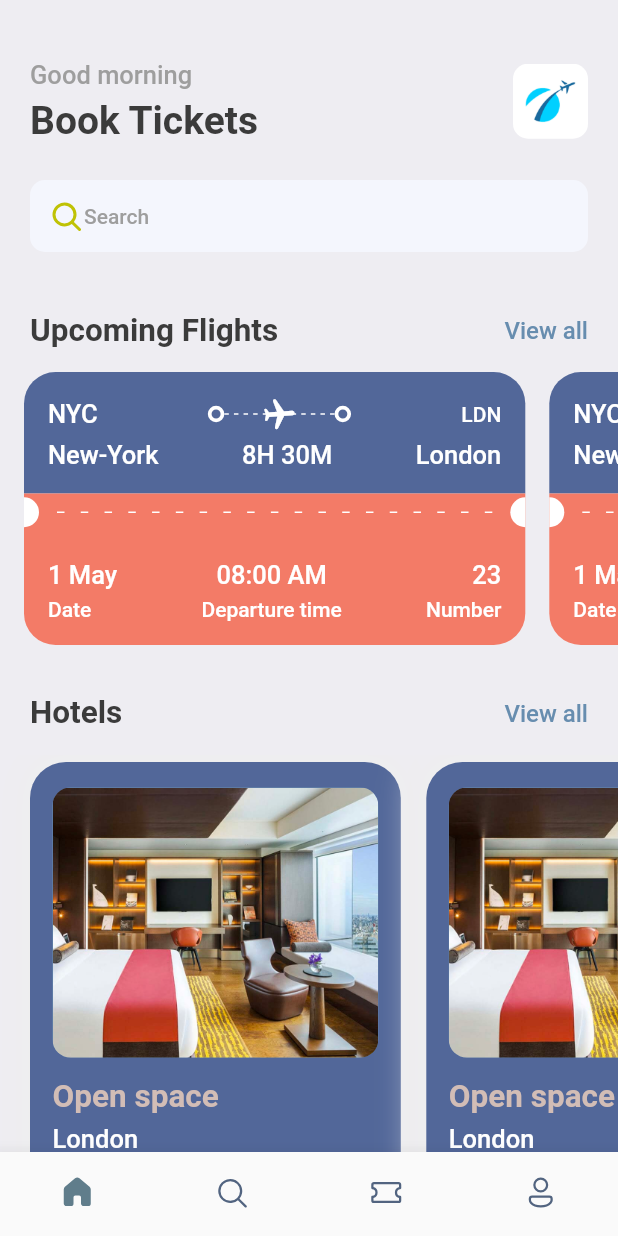
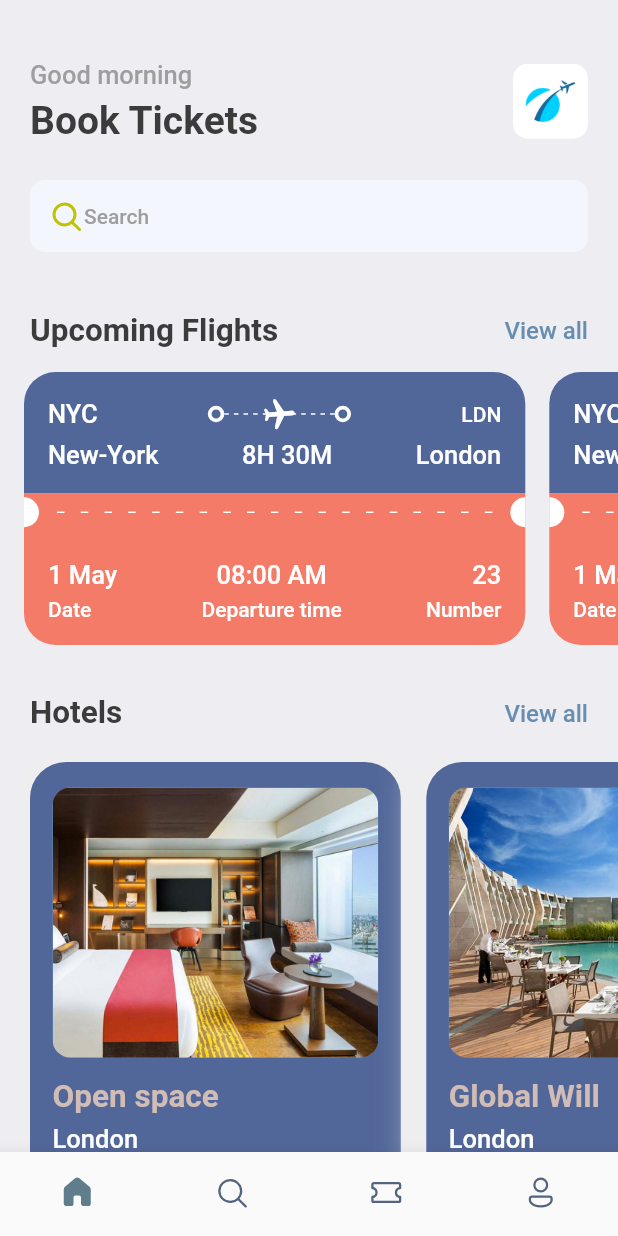
Before and after one commit to mrojasb2000/flutter_booktickets_app, a Flutter app: the screen it shows after launch, on a phone screen of 412 x 824 dp. Run offline on Flutter 3.47's test engine with Material 2 defaults, Android fonts, the light colour scheme and no system bars; our stand-ins replace fluentui_icons, gap.

Commit message:
chore: using hotel data

```diff
--- a/lib/screens/home_screen.dart
+++ b/lib/screens/home_screen.dart
@@ -2,6 +2,7 @@ import 'package:fluentui_icons/fluentui_icons.dart';
 import 'package:flutter/material.dart';
 import 'package:flutter_booktickets_app/screens/hotel_screen.dart';
 import 'package:flutter_booktickets_app/screens/ticket_view.dart';
+import 'package:flutter_booktickets_app/utils/app_info_list.dart';
 import 'package:gap/gap.dart';
 
 import '../utils/app_styles.dart';
@@ -121,12 +122,10 @@ class HomeScreen extends StatelessWidget {
             SingleChildScrollView(
               padding: const EdgeInsets.symmetric(horizontal: 20),
               scrollDirection: Axis.horizontal,
-              child: Row(children: const [
-                HotelScreen(),
-                HotelScreen(),
-                HotelScreen(),
-                HotelScreen(),
-              ]),
+              child: Row(
+                  children: hotelList
+                      .map((hotel) => HotelScreen(hotel: hotel))
+                      .toList()),
             ),
           ],
         ));
--- a/lib/screens/hotel_screen.dart
+++ b/lib/screens/hotel_screen.dart
@@ -1,11 +1,11 @@
-import 'package:flutter/cupertino.dart';
 import 'package:flutter/material.dart';
 import 'package:flutter_booktickets_app/utils/app_layout.dart';
 import 'package:flutter_booktickets_app/utils/app_styles.dart';
 import 'package:gap/gap.dart';
 
 class HotelScreen extends StatelessWidget {
-  const HotelScreen({super.key});
+  final Map<String, dynamic> hotel;
+  const HotelScreen({super.key, required this.hotel});
 
   @override
   Widget build(BuildContext context) {
@@ -33,16 +33,16 @@ class HotelScreen extends StatelessWidget {
             decoration: BoxDecoration(
                 borderRadius: BorderRadius.circular(12),
                 color: Styles.primaryColor,
-                image: const DecorationImage(
+                image: DecorationImage(
                     fit: BoxFit.cover,
-                    image: AssetImage("assets/images/one.png"))),
+                    image: AssetImage("assets/images/${hotel["image"]}"))),
           ),
           const Gap(14),
-          Text("Open space", style: Styles.headLineStyle2Kaki),
+          Text(hotel["place"], style: Styles.headLineStyle2Kaki),
           const Gap(5),
-          Text("London", style: Styles.headLineStyle3White),
+          Text(hotel["destination"], style: Styles.headLineStyle3White),
           const Gap(8),
-          Text("\$40/night", style: Styles.headLineStyle1Kaki),
+          Text("\$${hotel["price"]}/night", style: Styles.headLineStyle1Kaki),
         ],
       ),
     );
--- /dev/null
+++ b/lib/utils/app_info_list.dart
@@ -0,0 +1,20 @@
+List<Map<String, dynamic>> hotelList = [
+  {
+    'image': 'one.png',
+    'place': 'Open space',
+    'destination': 'London',
+    'price': 25
+  },
+  {
+    'image': 'two.png',
+    'place': 'Global Will',
+    'destination': 'London',
+    'price': 40
+  },
+  {
+    'image': 'three.png',
+    'place': 'Tallest Building',
+    'destination': 'Dubai',
+    'price': 68
+  },
+];
```
